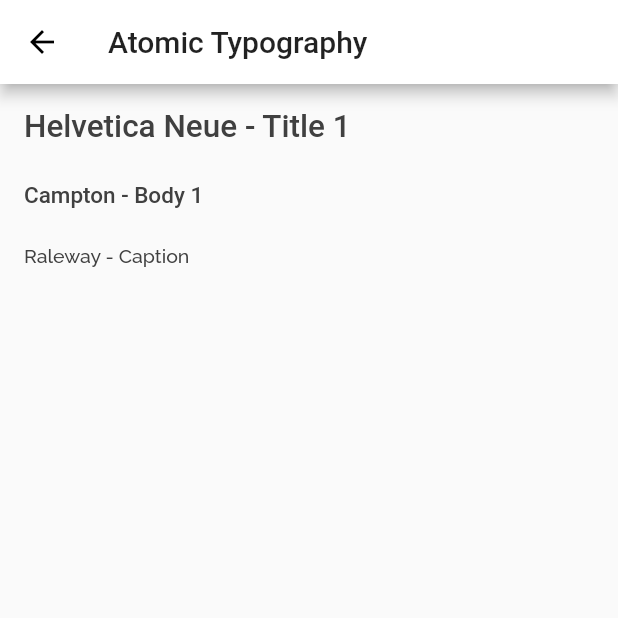
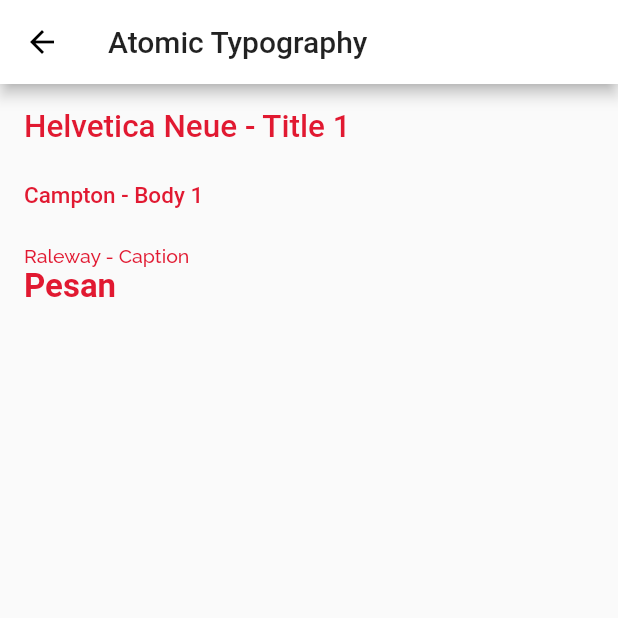
Before and after one commit to oss-homecredit-id/flutter-direct, a Flutter app: the TypographyComponent screen opened by its route, on a phone screen of 412 x 824 dp, the top half of it. Run offline on Flutter 3.47's test engine with Material 2 defaults, Android fonts, the phone set to English and light mode, and no system bars; our stand-ins replace auto_size_text, carousel_slider, flutter_slidable; Roboto replaces fonts that are missing (Campton, HelveticaNeue).

Commit message:
add font appbar

```diff
--- a/example/lib/component_list/color_component.dart
+++ b/example/lib/component_list/color_component.dart
@@ -32,7 +32,7 @@ class ColorComponent extends StatelessWidget {
             Container(
               height: 80,
               width: double.infinity,
-              color: AtomicColor.secondaryColor,
+              color: AtomicColor.primaryColor,
               child: Center(
                   child: Text(
                 "Secondary Color",
--- a/example/lib/component_list/typography_component.dart
+++ b/example/lib/component_list/typography_component.dart
@@ -52,6 +52,15 @@ class TypographyComponent extends StatelessWidget {
                     data: 'Raleway - Caption',
                   ),
                 ),
+                 Container(
+                  padding: EdgeInsets.symmetric(horizontal: 16),
+                  child: AtomicFontAppbar(
+                    data: "Pesan",
+                    size: 22,
+                    fontWeight: FontWeight.bold,
+                    color: AtomicColor.primaryColor,
+                  ),
+                ),
               ],
             ),
           )),
--- a/lib/commons/atoms/buttons/atomic_button.dart
+++ b/lib/commons/atoms/buttons/atomic_button.dart
@@ -80,7 +80,7 @@ class AtomicButton extends StatelessWidget {
         return AtomicColor.primaryColor;
         break;
       case ButtonType.Secondary:
-        return AtomicColor.secondaryColor;
+        return AtomicColor.primaryColor;
         break;
       case ButtonType.Disable:
         return AtomicColor.disableColor;
--- a/lib/commons/atoms/color/atomic_color.dart
+++ b/lib/commons/atoms/color/atomic_color.dart
@@ -3,8 +3,9 @@ part of flutter_direct;
 class AtomicColor {
   AtomicColor._();
 
-  static const Color primaryColor = Color(0xFF404040);
-  static const Color secondaryColor = Color(0xFFE11931);
+  static const Color primaryColor = Color(0xFFE11931);
   static const Color disableColor = Color(0xFFA9A9A9);
+    static const Color bgColor = Color(0xFFFFFFFF);
+
 
 }
--- /dev/null
+++ b/lib/commons/atoms/font/atomic_font_appbar.dart
@@ -0,0 +1,40 @@
+part of flutter_direct;
+
+class AtomicFontAppbar extends StatelessWidget {
+  final String data;
+  final String keyValue;
+  final double size;
+  final Color color;
+  final FontWeight fontWeight;
+
+  AtomicFontAppbar({
+    this.data,
+    this.keyValue,
+    this.size,
+    this.color,
+    this.fontWeight
+  });
+
+  @override
+  Widget build(BuildContext context) {
+    return Text(
+      data ?? 'null',
+      key: Key(keyValue ?? ''),
+      overflow:
+         TextOverflow.ellipsis,
+      textAlign: TextAlign.left,
+      strutStyle: StrutStyle(
+        height:  1.0,
+      ),
+      textScaleFactor: 1.0,
+      style: TextStyle(
+        fontFamily: "Campton",
+        fontSize: size ?? 18,
+        color: color ?? Colors.green,
+        fontWeight: fontWeight,
+      ),
+    );
+  }
+
+
+}
--- a/lib/flutter_direct.dart
+++ b/lib/flutter_direct.dart
@@ -6,6 +6,8 @@ part 'commons/atoms/buttons/atomic_button.dart';
 part 'commons/atoms/color/atomic_color.dart';
 part 'commons/atoms/font/atomic_font.dart';
 part 'commons/atoms/font/atomic_typography.dart';
+part 'commons/atoms/font/atomic_font_appbar.dart';
+
 part 'commons/atoms/image/atomic_image.dart';
 part 'commons/atoms/custom_card/atomic_custom_card.dart';
 part 'commons/atoms/custom_card_v2/atomic_custom_card_v2.dart';
```
